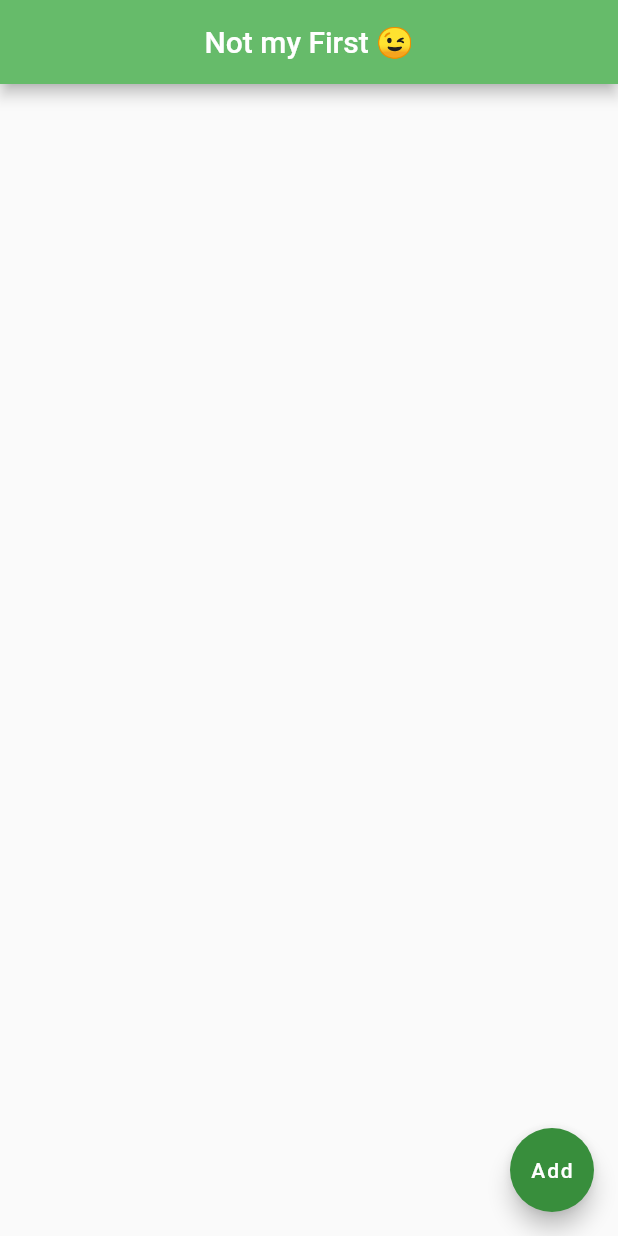
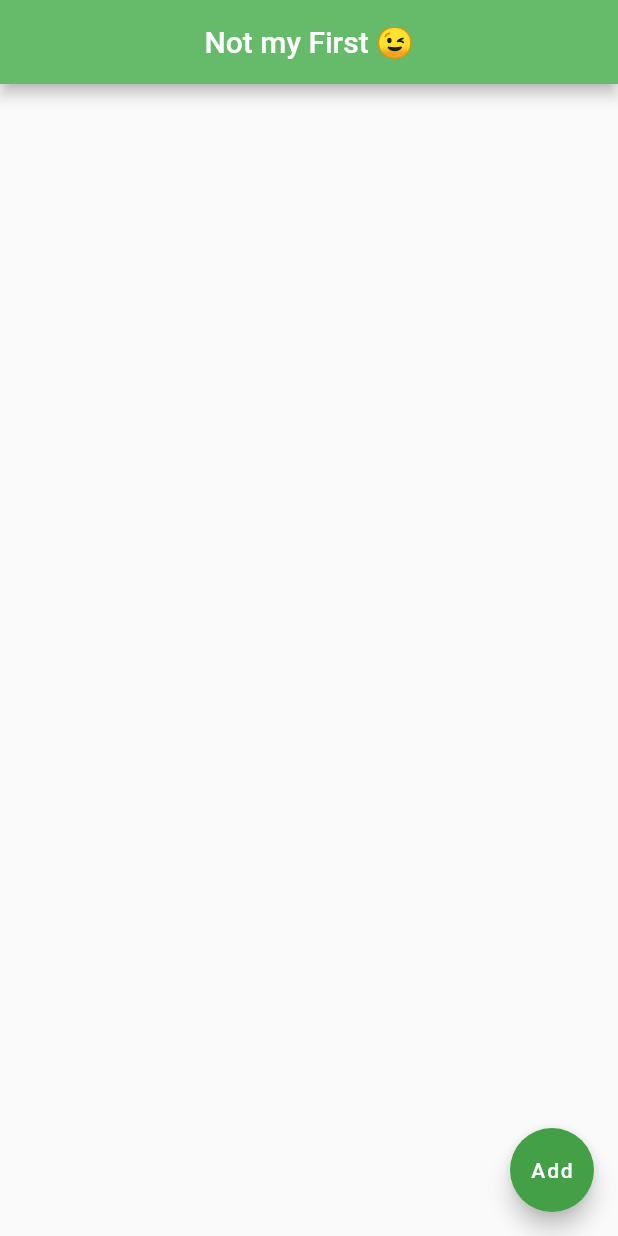
Before and after one commit to Adithya2018/Flutter-Tutorial-for-beginners, a Flutter app: the screen it shows after launch, on a phone screen of 412 x 824 dp. Run offline on Flutter 3.47's test engine with Material 2 defaults, Android fonts, the phone set to English and light mode, and no system bars.

Commit message:
Update main.dart

```diff
--- a/first_app/lib/main.dart
+++ b/first_app/lib/main.dart
@@ -20,8 +20,8 @@ class Home extends StatelessWidget {
       floatingActionButton: FloatingActionButton(
         onPressed: () {},
         child: Text('Add'),
-        backgroundColor: Colors.green[700],
-        splashColor: Colors.lightGreen[400],
+        backgroundColor: Colors.green[600],
+        splashColor: Colors.lightGreen[200],
 
       ),
     );
```
